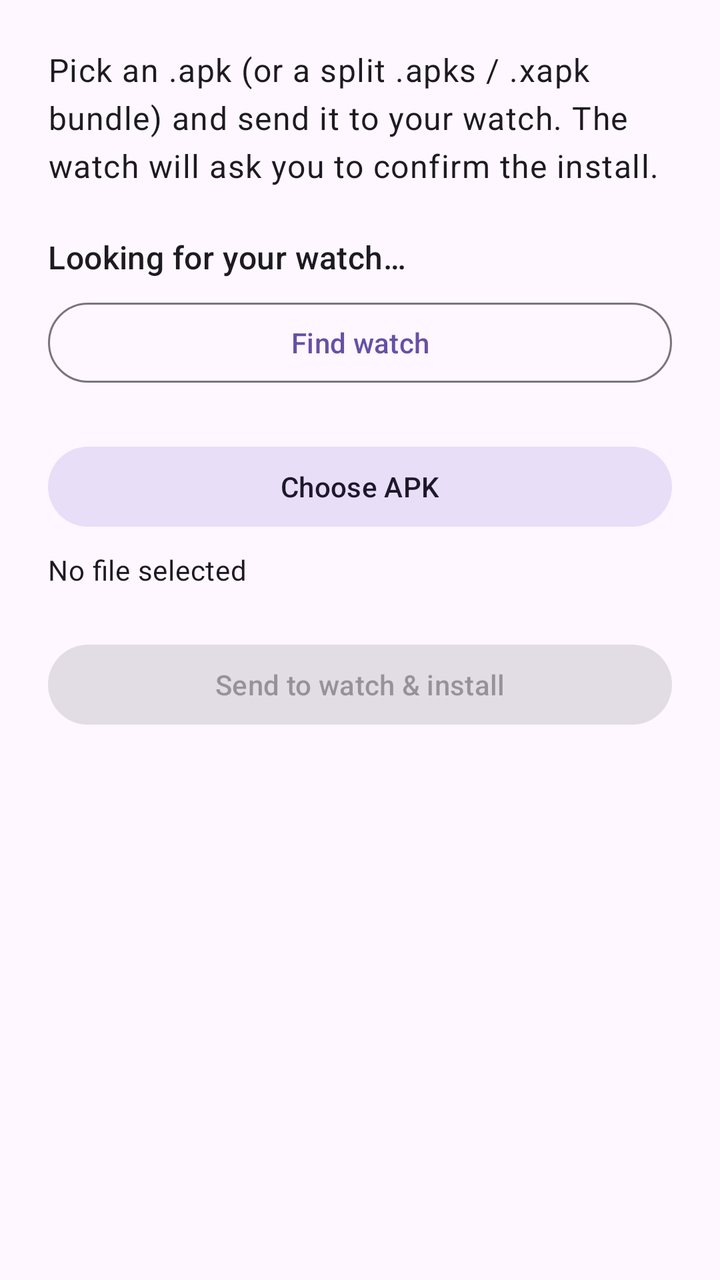
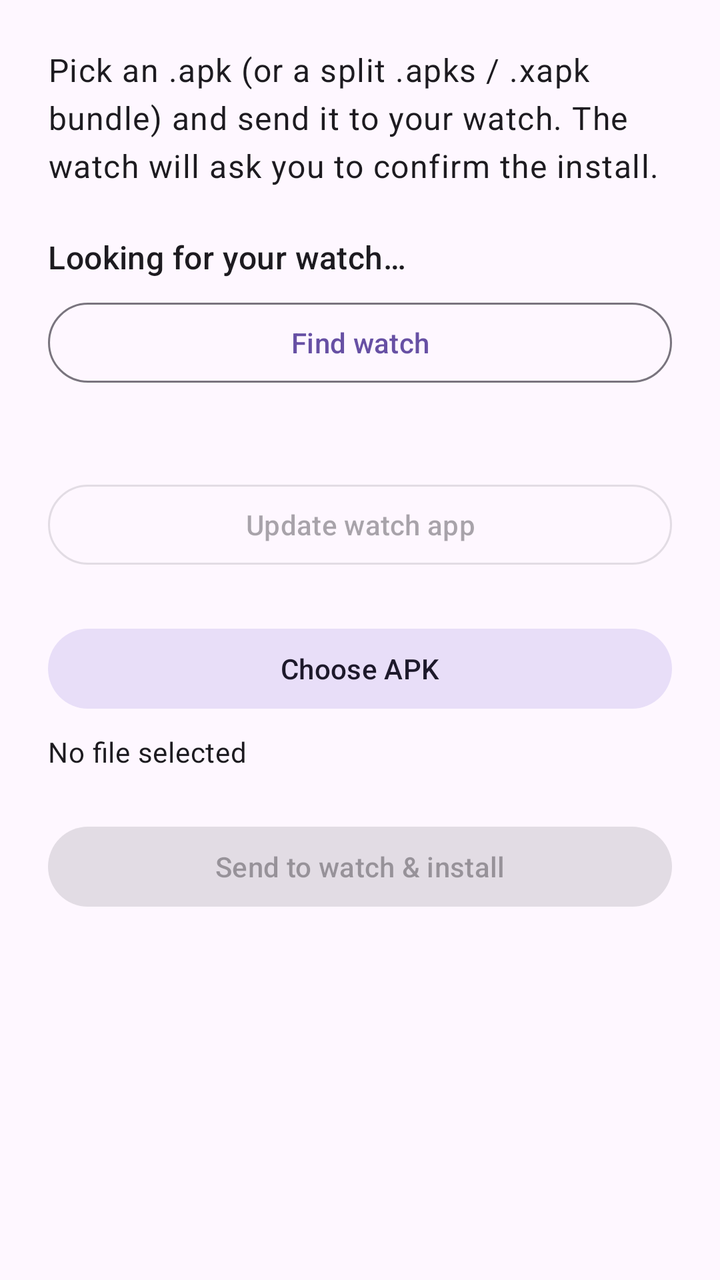

Compare the two renders of this Android layout. The source of the first and the diff that turns it into the second are given below.
<!-- AndroidManifest.xml: application theme Theme.WatchApkInstaller -->
<!-- res/layout/activity_main.xml -->
<?xml version="1.0" encoding="utf-8"?>
<ScrollView xmlns:android="http://schemas.android.com/apk/res/android"
    xmlns:app="http://schemas.android.com/apk/res-auto"
    android:layout_width="match_parent"
    android:layout_height="match_parent"
    android:fitsSystemWindows="true">

    <LinearLayout
        android:layout_width="match_parent"
        android:layout_height="wrap_content"
        android:orientation="vertical"
        android:padding="24dp">

        <TextView
            android:layout_width="match_parent"
            android:layout_height="wrap_content"
            android:text="@string/intro"
            android:textAppearance="?attr/textAppearanceBodyLarge" />

        <TextView
            android:id="@+id/watchStatus"
            android:layout_width="match_parent"
            android:layout_height="wrap_content"
            android:layout_marginTop="24dp"
            android:text="@string/searching"
            android:textAppearance="?attr/textAppearanceTitleMedium" />

        <com.google.android.material.button.MaterialButton
            android:id="@+id/findWatchButton"
            style="@style/Widget.Material3.Button.OutlinedButton"
            android:layout_width="match_parent"
            android:layout_height="wrap_content"
            android:layout_marginTop="8dp"
            android:text="@string/find_watch" />

        <com.google.android.material.button.MaterialButton
            android:id="@+id/pickButton"
            style="@style/Widget.Material3.Button.TonalButton"
            android:layout_width="match_parent"
            android:layout_height="wrap_content"
            android:layout_marginTop="24dp"
            android:text="@string/pick_apk" />

        <TextView
            android:id="@+id/fileText"
            android:layout_width="match_parent"
            android:layout_height="wrap_content"
            android:layout_marginTop="8dp"
            android:text="@string/no_file"
            android:textAppearance="?attr/textAppearanceBodyMedium" />

        <com.google.android.material.button.MaterialButton
            android:id="@+id/sendButton"
            android:layout_width="match_parent"
            android:layout_height="wrap_content"
            android:layout_marginTop="24dp"
            android:enabled="false"
            android:text="@string/send" />

        <LinearLayout
            android:id="@+id/progressGroup"
            android:layout_width="match_parent"
            android:layout_height="wrap_content"
            android:layout_marginTop="24dp"
            android:orientation="vertical"
            android:visibility="gone">

            <LinearLayout
                android:layout_width="match_parent"
                android:layout_height="wrap_content"
                android:orientation="horizontal">

                <TextView
                    android:layout_width="0dp"
                    android:layout_height="wrap_content"
                    android:layout_weight="1"
                    android:text="@string/transfer_label"
                    android:textAppearance="?attr/textAppearanceTitleSmall" />

                <TextView
                    android:id="@+id/transferText"
                    android:layout_width="wrap_content"
                    android:layout_height="wrap_content"
                    android:textAppearance="?attr/textAppearanceBodyMedium" />
            </LinearLayout>

            <com.google.android.material.progressindicator.LinearProgressIndicator
                android:id="@+id/transferProgress"
                android:layout_width="match_parent"
                android:layout_height="wrap_content"
                android:layout_marginTop="6dp"
                android:max="100"
                app:trackCornerRadius="4dp"
                app:trackThickness="8dp" />

            <LinearLayout
                android:layout_width="match_parent"
                android:layout_height="wrap_content"
                android:layout_marginTop="20dp"
                android:orientation="horizontal">

                <TextView
                    android:layout_width="0dp"
                    android:layout_height="wrap_content"
                    android:layout_weight="1"
                    android:text="@string/install_label"
                    android:textAppearance="?attr/textAppearanceTitleSmall" />

                <TextView
                    android:id="@+id/installText"
                    android:layout_width="wrap_content"
                    android:layout_height="wrap_content"
                    android:textAppearance="?attr/textAppearanceBodyMedium" />
            </LinearLayout>

            <com.google.android.material.progressindicator.LinearProgressIndicator
                android:id="@+id/installProgress"
                android:layout_width="match_parent"
                android:layout_height="wrap_content"
                android:layout_marginTop="6dp"
                android:max="100"
                app:trackCornerRadius="4dp"
                app:trackThickness="8dp" />
        </LinearLayout>

        <TextView
            android:id="@+id/statusText"
            android:layout_width="match_parent"
            android:layout_height="wrap_content"
            android:layout_marginTop="16dp"
            android:textAppearance="?attr/textAppearanceBodyMedium"
            android:textIsSelectable="true" />
    </LinearLayout>
</ScrollView>
<!-- resources referenced by this layout -->
<resources>
  <string name="find_watch">Find watch</string>
  <string name="install_label">Install on watch</string>
  <string name="intro">Pick an .apk (or a split .apks / .xapk bundle) and send it to your watch. The watch will ask you to confirm the install.</string>
  <string name="no_file">No file selected</string>
  <string name="pick_apk">Choose APK</string>
  <string name="searching">Looking for your watch…</string>
  <string name="send">Send to watch &amp; install</string>
  <string name="transfer_label">Transfer to watch</string>
  <style name="Theme.WatchApkInstaller" parent="Theme.Material3.DayNight" />
</resources>

<!-- the commit's change to res/layout/activity_main.xml (unified diff, before → after) -->
@@ -32,6 +32,22 @@
             android:layout_height="wrap_content"
             android:layout_marginTop="8dp"
             android:text="@string/find_watch" />
+
+        <TextView
+            android:id="@+id/watchAppText"
+            android:layout_width="match_parent"
+            android:layout_height="wrap_content"
+            android:layout_marginTop="16dp"
+            android:textAppearance="?attr/textAppearanceBodyMedium" />
+
+        <com.google.android.material.button.MaterialButton
+            android:id="@+id/updateWatchButton"
+            style="@style/Widget.Material3.Button.OutlinedButton"
+            android:layout_width="match_parent"
+            android:layout_height="wrap_content"
+            android:layout_marginTop="8dp"
+            android:enabled="false"
+            android:text="@string/update_watch_app" />
 
         <com.google.android.material.button.MaterialButton
             android:id="@+id/pickButton"
<!-- resource entries referenced after the edit -->
@@ -8,6 +8,7 @@
   <string name="searching">Looking for your watch…</string>
   <string name="send">Send to watch &amp; install</string>
   <string name="transfer_label">Transfer to watch</string>
+  <string name="update_watch_app">Update watch app</string>
   <style name="Theme.WatchApkInstaller" parent="Theme.Material3.DayNight" />
 </resources>
 
